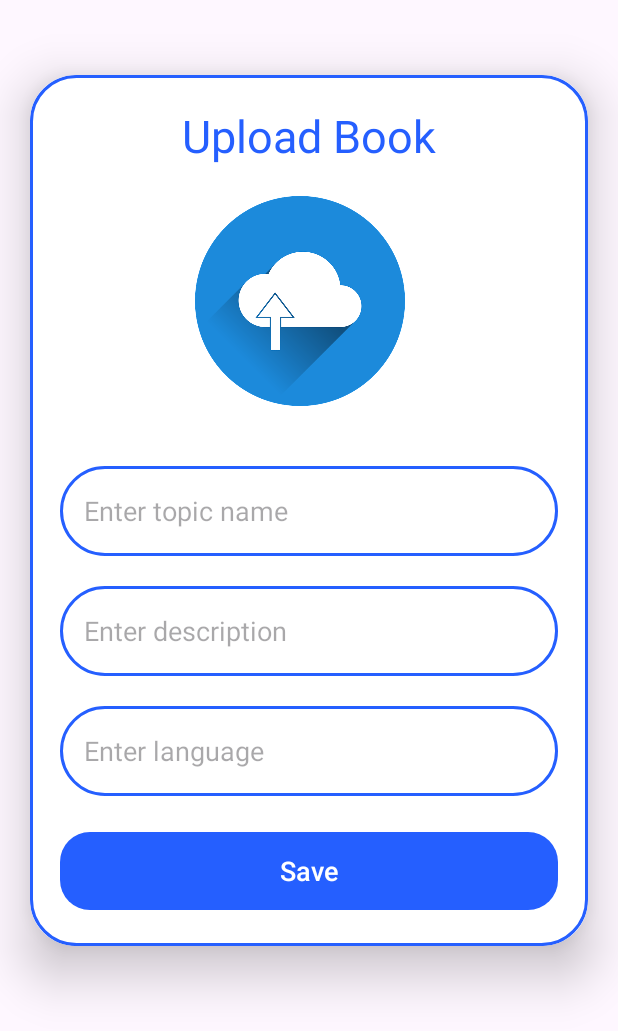
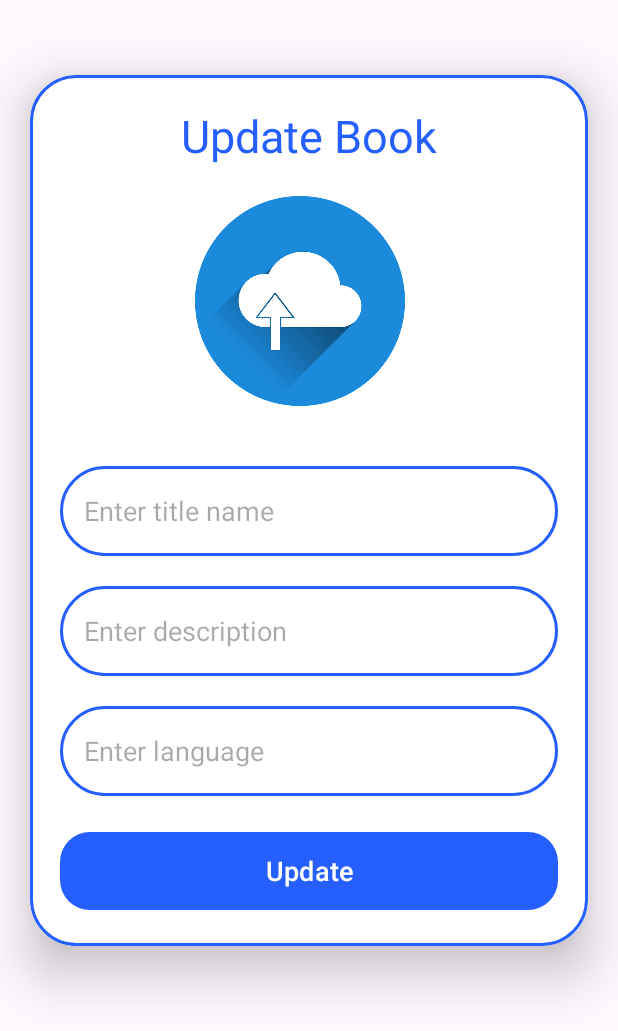
Before and after one commit to B14cK3Rv4/Reading-Application, an Android app: the layout activity_update.xml on its own in the app's theme, with its tools: preview values and no code run, on a phone screen of 412 x 824 dp. Shown: the top 1031 px of the screen. Run offline under Robolectric (Android 15) with nearby library versions, the phone set to English and light mode, and no system bars.

Commit message:
Edit Book option

```diff
--- a/app/src/main/AndroidManifest.xml
+++ b/app/src/main/AndroidManifest.xml
@@ -15,6 +15,9 @@
         android:supportsRtl="true"
         android:theme="@style/Theme.ReadingApplication"
         tools:targetApi="31">
+        <activity
+            android:name=".UpdateActivity"
+            android:exported="false" />
         <activity
             android:name=".DetailActivity"
             android:exported="false" />
--- a/app/src/main/java/uk/readingapplication/UploadActivity.java
+++ b/app/src/main/java/uk/readingapplication/UploadActivity.java
@@ -34,7 +34,7 @@ public class UploadActivity extends AppCompatActivity {
 
     ImageView uploadImage;
     Button saveButton;
-    EditText uploadTopic, uploadDesc, uploadLang;
+    EditText uploadTitle, uploadDesc, uploadLang;
     String imageURL;
     Uri uri;
 
@@ -45,7 +45,7 @@ public class UploadActivity extends AppCompatActivity {
 
         uploadImage = findViewById(R.id.uploadImage);
         uploadDesc = findViewById(R.id.uploadDesc);
-        uploadTopic = findViewById(R.id.uploadTopic);
+        uploadTitle = findViewById(R.id.uploadTitle);
         uploadLang = findViewById(R.id.uploadLang);
         saveButton = findViewById(R.id.saveButton);
 
@@ -114,7 +114,7 @@ public class UploadActivity extends AppCompatActivity {
 
     public void uploadData(){
 
-        String title = uploadTopic.getText().toString();
+        String title = uploadTitle.getText().toString();
         String desc = uploadDesc.getText().toString();
         String lang = uploadLang.getText().toString();
 
--- /dev/null
+++ b/app/src/main/res/drawable/baseline_edit_24.xml
@@ -0,0 +1,5 @@
+<vector android:height="24dp" android:tint="#FFFFFF"
+    android:viewportHeight="24" android:viewportWidth="24"
+    android:width="24dp" xmlns:android="http://schemas.android.com/apk/res/android">
+    <path android:fillColor="@android:color/white" android:pathData="M3,17.25V21h3.75L17.81,9.94l-3.75,-3.75L3,17.25zM20.71,7.04c0.39,-0.39 0.39,-1.02 0,-1.41l-2.34,-2.34c-0.39,-0.39 -1.02,-0.39 -1.41,0l-1.83,1.83 3.75,3.75 1.83,-1.83z"/>
+</vector>
--- a/app/src/main/res/layout/activity_upload.xml
+++ b/app/src/main/res/layout/activity_update.xml
@@ -6,7 +6,7 @@
     android:layout_width="match_parent"
     android:layout_height="match_parent"
     android:orientation="vertical"
-    tools:context=".UploadActivity">
+    tools:context=".UpdateActivity">
 
     <androidx.cardview.widget.CardView
         android:layout_width="match_parent"
@@ -28,13 +28,13 @@
             <TextView
                 android:layout_width="match_parent"
                 android:layout_height="wrap_content"
-                android:text="Upload Book"
+                android:text="Update Book"
                 android:textSize="30sp"
                 android:textAlignment="center"
                 android:textColor="@color/blue1"/>
 
             <ImageView
-                android:id="@+id/uploadImage"
+                android:id="@+id/updateImage"
                 android:layout_width="140dp"
                 android:layout_height="140dp"
                 android:layout_marginTop="20dp"
@@ -46,18 +46,18 @@
             <EditText
                 android:layout_width="match_parent"
                 android:layout_height="60dp"
-                android:id="@+id/uploadTopic"
+                android:id="@+id/updateTitle"
                 android:background="@drawable/blue1_border"
                 android:layout_marginTop="20dp"
                 android:padding="16dp"
-                android:hint="Enter topic name"
+                android:hint="Enter title name"
                 android:layout_gravity="start|center_vertical"
                 android:textColor="@color/blue1"/>
 
             <EditText
                 android:layout_width="match_parent"
                 android:layout_height="60dp"
-                android:id="@+id/uploadDesc"
+                android:id="@+id/updateDesc"
                 android:background="@drawable/blue1_border"
                 android:layout_marginTop="20dp"
                 android:padding="16dp"
@@ -68,7 +68,7 @@
             <EditText
                 android:layout_width="match_parent"
                 android:layout_height="60dp"
-                android:id="@+id/uploadLang"
+                android:id="@+id/updateLang"
                 android:background="@drawable/blue1_border"
                 android:layout_marginTop="20dp"
                 android:padding="16dp"
@@ -79,8 +79,8 @@
             <Button
                 android:layout_width="match_parent"
                 android:layout_height="60dp"
-                android:text="Save"
-                android:id="@+id/saveButton"
+                android:text="Update"
+                android:id="@+id/updateButton"
                 android:textSize="18sp"
                 android:layout_marginTop="20dp"
                 app:cornerRadius = "20dp"/>
--- a/app/src/main/res/values/colors.xml
+++ b/app/src/main/res/values/colors.xml
@@ -4,4 +4,5 @@
     <color name="white">#FFFFFFFF</color>
     <color name="blue1">#255FFF</color>
     <color name="red">#D50000</color>
+    <color name="green">#51D500</color>
 </resources>
```
Also changed, not shown: app/src/main/java/uk/readingapplication/DetailActivity.java (+15 -1 lines), app/src/main/java/uk/readingapplication/UpdateActivity.java (added, +159 -0 lines), app/src/main/res/layout/activity_detail.xml (+11 -0 lines).
